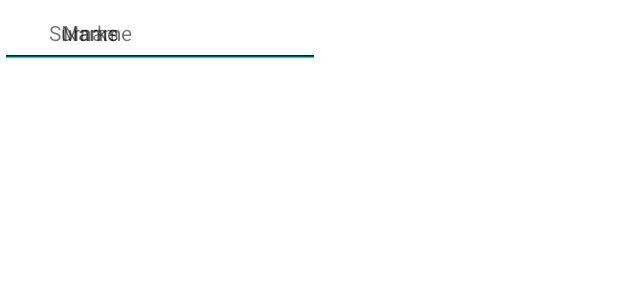
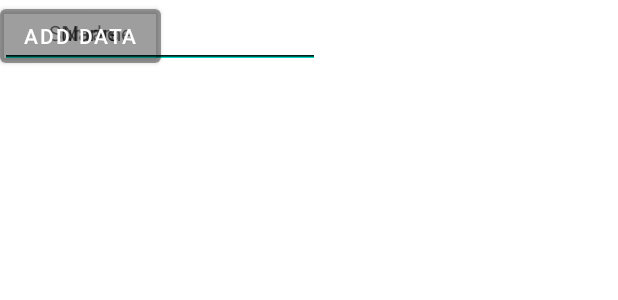
Before and after one commit to hkawinzi/Student-Management, an Android app: the layout activity_main.xml on its own in the app's theme, with its tools: preview values and no code run, on a phone screen of 412 x 824 dp. Shown: the top 300 px of the screen. Run offline under Robolectric (Android 15) with nearby library versions, the phone set to English and light mode, and no system bars.

```diff
--- a/app/src/main/res/layout/activity_main.xml
+++ b/app/src/main/res/layout/activity_main.xml
@@ -63,4 +63,13 @@
         android:inputType="textPersonName"
         tools:layout_editor_absoluteX="203dp"
         tools:layout_editor_absoluteY="214dp" />
+
+    <Button
+        android:id="@+id/button_add"
+        android:layout_width="wrap_content"
+        android:layout_height="wrap_content"
+        android:text="Add data"
+        app:backgroundTint="@color/material_on_background_disabled"
+        tools:layout_editor_absoluteX="165dp"
+        tools:layout_editor_absoluteY="373dp" />
 </androidx.constraintlayout.widget.ConstraintLayout>
```
Also changed, not shown: app/src/main/java/com/example/studentmanagement/DatabaseHelper.java (+10 -1 lines).
